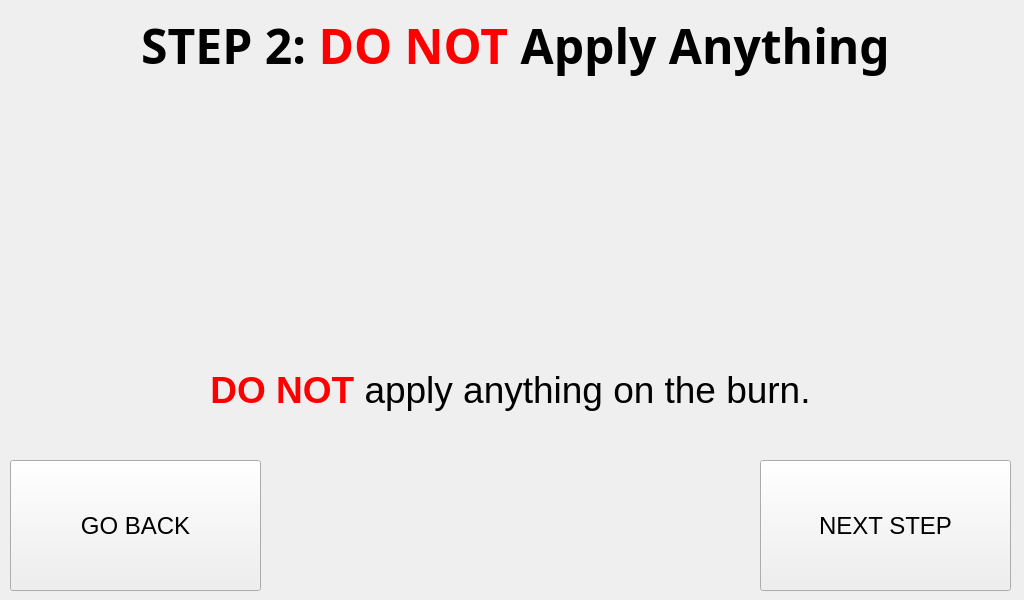
Pwersa/Medical-Cabinet, file RASPI/injuries/burns_step_2.ui: the form before one commit.
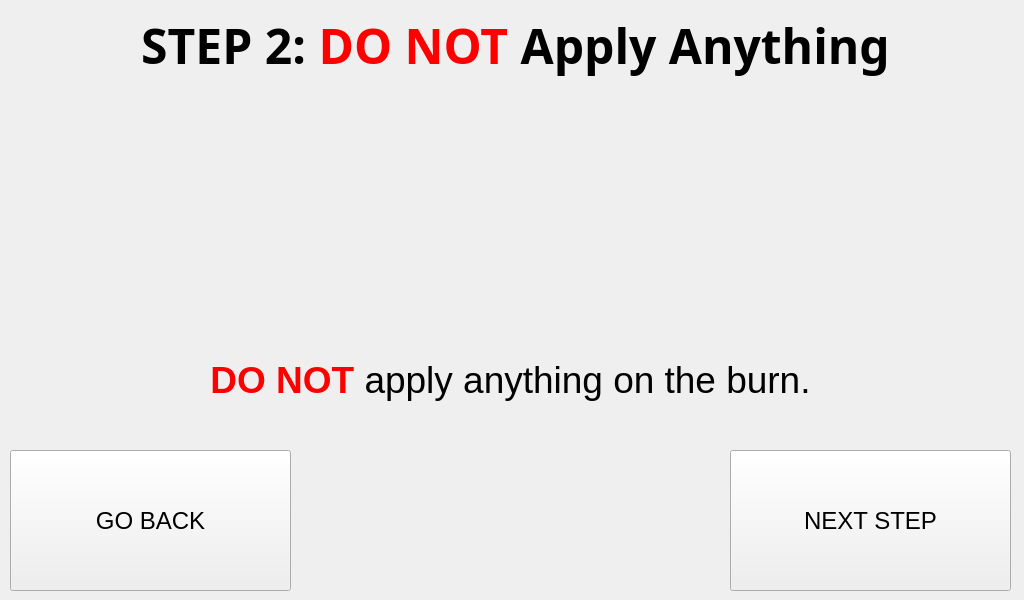
The form after the commit.

What changed in the file:
```diff
--- a/RASPI/injuries/burns_step_2.ui
+++ b/RASPI/injuries/burns_step_2.ui
@@ -54,7 +54,7 @@
     <property name="geometry">
      <rect>
       <x>20</x>
-      <y>330</y>
+      <y>320</y>
       <width>981</width>
       <height>121</height>
      </rect>
@@ -110,10 +110,10 @@
    <widget class="QPushButton" name="next_step_button_2">
     <property name="geometry">
      <rect>
-      <x>760</x>
-      <y>460</y>
-      <width>251</width>
-      <height>131</height>
+      <x>730</x>
+      <y>450</y>
+      <width>281</width>
+      <height>141</height>
      </rect>
     </property>
     <property name="font">
@@ -132,9 +132,9 @@
     <property name="geometry">
      <rect>
       <x>10</x>
-      <y>460</y>
-      <width>251</width>
-      <height>131</height>
+      <y>450</y>
+      <width>281</width>
+      <height>141</height>
      </rect>
     </property>
     <property name="font">
```
Left out of the diff: 5 changed lines with no effect on the pictures.
